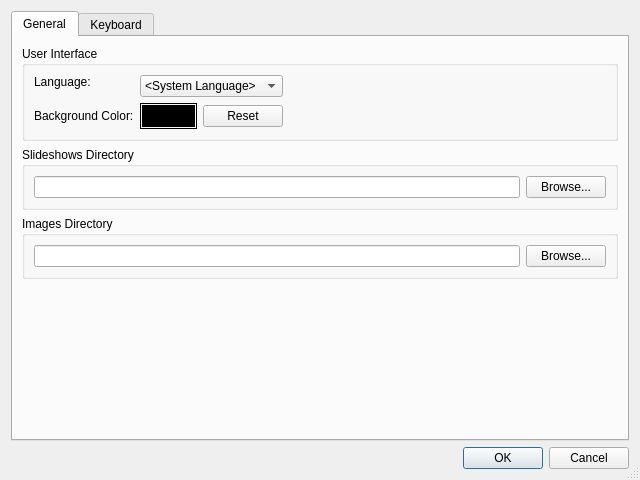
vos/qsm, file optionsdialog.ui: the form before one commit.
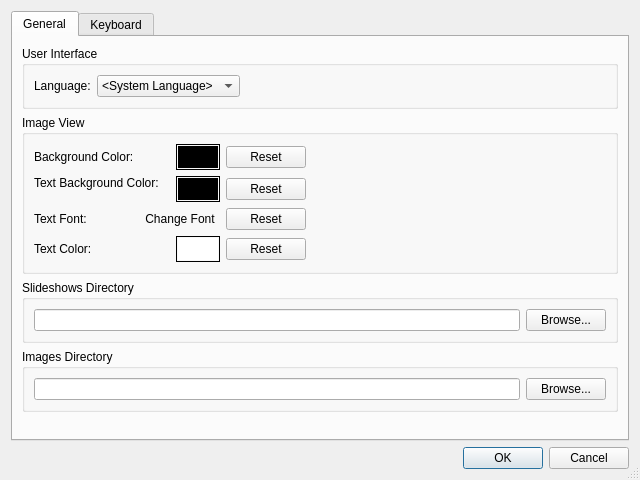
The form after the commit.

Commit message: added more image view user options

Patch:
```diff
--- a/optionsdialog.ui
+++ b/optionsdialog.ui
@@ -32,15 +32,15 @@
          <property name="title">
           <string>User Interface</string>
          </property>
-         <layout class="QGridLayout" name="userInterfaceLayout">
-          <item row="0" column="0">
+         <layout class="QHBoxLayout" name="userInterfaceLayout">
+          <item>
            <widget class="QLabel" name="languageLabel">
             <property name="text">
              <string>Language:</string>
             </property>
            </widget>
           </item>
-          <item row="0" column="1" rowspan="2" colspan="2">
+          <item>
            <widget class="QComboBox" name="languageComboBox">
             <item>
              <property name="text">
@@ -59,7 +59,7 @@
             </item>
            </widget>
           </item>
-          <item row="1" column="3" rowspan="2">
+          <item>
            <spacer name="userInterfaceSpacer">
             <property name="orientation">
              <enum>Qt::Horizontal</enum>
@@ -72,7 +72,16 @@
             </property>
            </spacer>
           </item>
-          <item row="2" column="0">
+         </layout>
+        </widget>
+       </item>
+       <item>
+        <widget class="QGroupBox" name="imageViewGroupBox">
+         <property name="title">
+          <string>Image View</string>
+         </property>
+         <layout class="QGridLayout" name="gridLayout">
+          <item row="0" column="0">
            <widget class="QLabel" name="backgroundColorLabel">
             <property name="whatsThis">
              <string>&lt;!DOCTYPE HTML PUBLIC &quot;-//W3C//DTD HTML 4.0//EN&quot; &quot;http://www.w3.org/TR/REC-html40/strict.dtd&quot;&gt;
@@ -86,7 +95,7 @@
             </property>
            </widget>
           </item>
-          <item row="2" column="1">
+          <item row="0" column="2">
            <widget class="QFrame" name="backgroundColorFrame">
             <property name="frameShape">
              <enum>QFrame::Box</enum>
@@ -154,7 +163,7 @@
             </layout>
            </widget>
           </item>
-          <item row="2" column="2">
+          <item row="0" column="3">
            <widget class="QPushButton" name="backgroundColorResetPushButton">
             <property name="toolTip">
              <string>Reset to default</string>
@@ -164,6 +173,216 @@
             </property>
            </widget>
           </item>
+          <item row="1" column="0" colspan="2">
+           <widget class="QLabel" name="textBackgroundColorLabel">
+            <property name="text">
+             <string>Text Background Color:</string>
+            </property>
+           </widget>
+          </item>
+          <item row="1" column="2" rowspan="2">
+           <widget class="QFrame" name="textBackgroundColorFrame">
+            <property name="frameShape">
+             <enum>QFrame::Box</enum>
+            </property>
+            <property name="frameShadow">
+             <enum>QFrame::Plain</enum>
+            </property>
+            <property name="lineWidth">
+             <number>1</number>
+            </property>
+            <layout class="QGridLayout" name="textBackgroundColorLayout">
+             <property name="margin">
+              <number>1</number>
+             </property>
+             <item row="0" column="0">
+              <widget class="QPushButton" name="textBackgroundColorPushButton">
+               <property name="palette">
+                <palette>
+                 <active>
+                  <colorrole role="Button">
+                   <brush brushstyle="SolidPattern">
+                    <color alpha="255">
+                     <red>0</red>
+                     <green>0</green>
+                     <blue>0</blue>
+                    </color>
+                   </brush>
+                  </colorrole>
+                 </active>
+                 <inactive>
+                  <colorrole role="Button">
+                   <brush brushstyle="SolidPattern">
+                    <color alpha="255">
+                     <red>0</red>
+                     <green>0</green>
+                     <blue>0</blue>
+                    </color>
+                   </brush>
+                  </colorrole>
+                 </inactive>
+                 <disabled>
+                  <colorrole role="Button">
+                   <brush brushstyle="SolidPattern">
+                    <color alpha="255">
+                     <red>0</red>
+                     <green>0</green>
+                     <blue>0</blue>
+                    </color>
+                   </brush>
+                  </colorrole>
+                 </disabled>
+                </palette>
+               </property>
+               <property name="autoFillBackground">
+                <bool>true</bool>
+               </property>
+               <property name="text">
+                <string notr="true"/>
+               </property>
+               <property name="flat">
+                <bool>true</bool>
+               </property>
+              </widget>
+             </item>
+            </layout>
+           </widget>
+          </item>
+          <item row="1" column="3" rowspan="2">
+           <widget class="QPushButton" name="textBackgroundColorResetPushButton">
+            <property name="toolTip">
+             <string>Reset to default</string>
+            </property>
+            <property name="text">
+             <string>Reset</string>
+            </property>
+           </widget>
+          </item>
+          <item row="2" column="4" rowspan="2">
+           <spacer name="imageViewSpacer">
+            <property name="orientation">
+             <enum>Qt::Horizontal</enum>
+            </property>
+            <property name="sizeHint" stdset="0">
+             <size>
+              <width>319</width>
+              <height>20</height>
+             </size>
+            </property>
+           </spacer>
+          </item>
+          <item row="3" column="0">
+           <widget class="QLabel" name="textFontLabel">
+            <property name="text">
+             <string>Text Font:</string>
+            </property>
+           </widget>
+          </item>
+          <item row="3" column="1" colspan="2">
+           <widget class="QPushButton" name="textFontPushButton">
+            <property name="text">
+             <string>Change Font</string>
+            </property>
+            <property name="flat">
+             <bool>true</bool>
+            </property>
+           </widget>
+          </item>
+          <item row="3" column="3">
+           <widget class="QPushButton" name="textFontResetPushButton">
+            <property name="toolTip">
+             <string>Reset to default</string>
+            </property>
+            <property name="text">
+             <string>Reset</string>
+            </property>
+           </widget>
+          </item>
+          <item row="4" column="0">
+           <widget class="QLabel" name="textColorLabel">
+            <property name="text">
+             <string>Text Color:</string>
+            </property>
+           </widget>
+          </item>
+          <item row="4" column="2">
+           <widget class="QFrame" name="textColorFrame">
+            <property name="frameShape">
+             <enum>QFrame::Box</enum>
+            </property>
+            <property name="frameShadow">
+             <enum>QFrame::Plain</enum>
+            </property>
+            <property name="lineWidth">
+             <number>1</number>
+            </property>
+            <layout class="QGridLayout" name="textColorLayout">
+             <property name="margin">
+              <number>1</number>
+             </property>
+             <item row="0" column="0">
+              <widget class="QPushButton" name="textColorPushButton">
+               <property name="palette">
+                <palette>
+                 <active>
+                  <colorrole role="Button">
+                   <brush brushstyle="SolidPattern">
+                    <color alpha="255">
+                     <red>255</red>
+                     <green>255</green>
+                     <blue>255</blue>
+                    </color>
+                   </brush>
+                  </colorrole>
+                 </active>
+                 <inactive>
+                  <colorrole role="Button">
+                   <brush brushstyle="SolidPattern">
+                    <color alpha="255">
+                     <red>255</red>
+                     <green>255</green>
+                     <blue>255</blue>
+                    </color>
+                   </brush>
+                  </colorrole>
+                 </inactive>
+                 <disabled>
+                  <colorrole role="Button">
+                   <brush brushstyle="SolidPattern">
+                    <color alpha="255">
+                     <red>255</red>
+                     <green>255</green>
+                     <blue>255</blue>
+                    </color>
+                   </brush>
+                  </colorrole>
+                 </disabled>
+                </palette>
+               </property>
+               <property name="autoFillBackground">
+                <bool>true</bool>
+               </property>
+               <property name="text">
+                <string notr="true"/>
+               </property>
+               <property name="flat">
+                <bool>true</bool>
+               </property>
+              </widget>
+             </item>
+            </layout>
+           </widget>
+          </item>
+          <item row="4" column="3">
+           <widget class="QPushButton" name="textColorResetPushButton">
+            <property name="toolTip">
+             <string>Reset to default</string>
+            </property>
+            <property name="text">
+             <string>Reset</string>
+            </property>
+           </widget>
+          </item>
          </layout>
         </widget>
        </item>
@@ -229,7 +448,7 @@
          <property name="sizeHint" stdset="0">
           <size>
            <width>20</width>
-           <height>20</height>
+           <height>42</height>
           </size>
          </property>
         </spacer>
```
Left out of the diff: 7 changed lines with no effect on the pictures. The commit also changes 9 other files.
